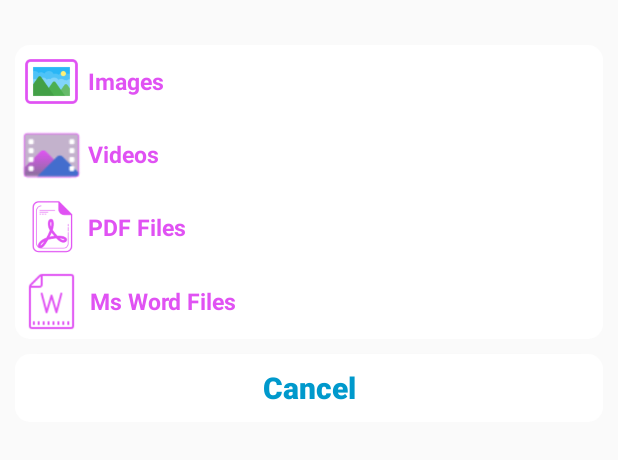
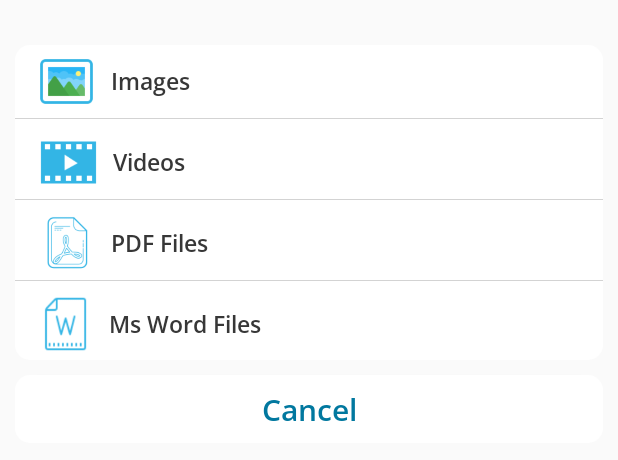
Before and after one commit to AimeneNouri/WeChat-, an Android app: the layout bottom_sheet_layout_chat.xml on its own in the app's theme, with its tools: preview values and no code run, on a phone screen of 412 x 824 dp. Shown: the top 460 px of the screen. Run offline under Robolectric (Android 15) with nearby library versions, the phone set to English and light mode, and no system bars; Roboto replaces fonts that are not available here.

Commit message:
update send media

```diff
--- a/app/src/main/res/layout/bottom_sheet_layout_chat.xml
+++ b/app/src/main/res/layout/bottom_sheet_layout_chat.xml
@@ -7,12 +7,19 @@
     android:layout_marginTop="20dp"
     android:layout_height="wrap_content">
 
+    <RelativeLayout
+        android:id="@+id/LinearChat"
+        android:background="@drawable/deletefor_me"
+        android:layout_width="wrap_content"
+        android:layout_height="wrap_content">
+
         <LinearLayout
-        android:background="@drawable/save"
             android:id="@+id/images"
             android:layout_width="match_parent"
             android:layout_height="wrap_content"
             android:gravity="center"
+            android:layout_marginLeft="10dp"
+            android:layout_marginRight="10dp"
             android:orientation="horizontal">
 
             <ImageView
@@ -20,26 +27,35 @@
                 android:layout_height="42dp"
                 android:layout_margin="3dp"
                 android:padding="5dp"
-            android:background="@drawable/image_icon"/>
+                android:background="@drawable/image_icon_bottom_sheet"/>
 
             <TextView
                 android:layout_width="match_parent"
                 android:layout_height="wrap_content"
                 android:text="Images"
-            android:textColor="@color/colorPrimaryDark"
+                android:textColor="#EA252525"
                 android:textSize="15sp"
-            android:textStyle="bold"
+                android:layout_marginLeft="5dp"
+                android:fontFamily="@font/open_sans_semibold"
                 android:gravity="center_vertical"/>
 
         </LinearLayout>
 
+        <View
+            android:layout_below="@+id/images"
+            android:layout_width="match_parent"
+            android:layout_height="0.45dp"
+            android:background="#D3D3D3"/>
+
         <LinearLayout
-        android:background="@drawable/bottom_sheet_chat_background"
             android:id="@+id/videos"
             android:layout_below="@+id/images"
             android:layout_width="match_parent"
             android:layout_height="wrap_content"
             android:gravity="center"
+            android:layout_marginLeft="11dp"
+            android:layout_marginTop="5dp"
+            android:layout_marginRight="10dp"
             android:orientation="horizontal">
 
             <ImageView
@@ -47,26 +63,35 @@
                 android:layout_height="42dp"
                 android:layout_margin="3dp"
                 android:padding="5dp"
-            android:background="@drawable/videos"/>
+                android:background="@drawable/video_icon_bottom_sheet"/>
 
             <TextView
                 android:layout_width="match_parent"
                 android:layout_height="wrap_content"
                 android:text="Videos"
-            android:textColor="@color/colorPrimaryDark"
+                android:textColor="#EA252525"
+                android:layout_marginLeft="5dp"
                 android:textSize="15sp"
-            android:textStyle="bold"
+                android:fontFamily="@font/open_sans_semibold"
                 android:gravity="center_vertical"/>
 
         </LinearLayout>
 
+        <View
+            android:layout_below="@+id/videos"
+            android:layout_width="match_parent"
+            android:layout_height="0.45dp"
+            android:background="#D3D3D3"/>
+
         <LinearLayout
             android:id="@+id/pdf"
-        android:background="@drawable/bottom_sheet_chat_background"
             android:layout_below="@+id/videos"
             android:layout_width="match_parent"
             android:layout_height="wrap_content"
             android:gravity="center"
+            android:layout_marginLeft="10dp"
+            android:layout_marginRight="10dp"
+            android:layout_marginTop="5dp"
             android:orientation="horizontal">
 
             <ImageView
@@ -74,54 +99,68 @@
                 android:layout_height="42dp"
                 android:layout_margin="3dp"
                 android:padding="5dp"
-            android:background="@drawable/pdf_icon"/>
+                android:background="@drawable/pdf_icon_bottom_sheet"/>
 
             <TextView
                 android:layout_width="match_parent"
                 android:layout_height="wrap_content"
                 android:text="PDF Files"
-            android:textColor="@color/colorPrimaryDark"
+                android:textColor="#EA252525"
+                android:layout_marginLeft="5dp"
                 android:textSize="15sp"
-            android:textStyle="bold"
+                android:fontFamily="@font/open_sans_semibold"
                 android:gravity="center_vertical"/>
 
         </LinearLayout>
+
+        <View
+            android:layout_below="@+id/pdf"
+            android:layout_width="match_parent"
+            android:layout_height="0.45dp"
+            android:background="#D3D3D3"/>
+
         <LinearLayout
             android:id="@+id/word"
             android:layout_below="@+id/pdf"
-        android:background="@drawable/forward"
             android:layout_width="match_parent"
             android:layout_height="wrap_content"
             android:gravity="center"
+            android:layout_marginLeft="11dp"
+            android:layout_marginTop="5dp"
+            android:layout_marginRight="10dp"
             android:orientation="horizontal">
 
             <ImageView
-            android:layout_width="42dp"
-            android:layout_height="42dp"
+                android:layout_width="38dp"
+                android:layout_height="40dp"
                 android:layout_margin="4dp"
                 android:padding="5dp"
-            android:background="@drawable/word_icon"/>
+                android:background="@drawable/word_icon_bottom_sheet"/>
 
             <TextView
                 android:layout_width="match_parent"
                 android:layout_height="wrap_content"
                 android:text="Ms Word Files"
+                android:layout_marginLeft="5dp"
                 android:textSize="15sp"
-            android:textStyle="bold"
-            android:textColor="@color/colorPrimaryDark"
+                android:fontFamily="@font/open_sans_semibold"
+                android:textColor="#EA252525"
                 android:gravity="center_vertical"/>
 
         </LinearLayout>
+
+    </RelativeLayout>
+
 
     <Button
         android:id="@+id/cancel_delete_button"
         android:layout_width="match_parent"
         android:layout_height="45dp"
-        android:layout_below="@+id/word"
+        android:layout_below="@+id/LinearChat"
         android:text="Cancel"
         android:layout_marginTop="10dp"
-        android:textStyle="bold"
-        android:textColor="@android:color/holo_blue_dark"
+        android:fontFamily="@font/open_sans_semibold"
+        android:textColor="#01789F"
         android:textSize="20sp"
         android:textAllCaps="false"
         android:background="@drawable/deletefor_me"
--- a/app/src/main/res/layout/custom_messages_layout.xml
+++ b/app/src/main/res/layout/custom_messages_layout.xml
@@ -306,8 +306,7 @@
                 android:padding="10dp"
                 android:text="PDF File "
                 android:textColor="#434343"
-                android:textSize="17.5sp"
-                android:textStyle="italic" />
+                android:textSize="17.5sp" />
 
         </RelativeLayout>
 
@@ -378,8 +377,7 @@
             android:layout_marginBottom="5dp"
             android:text="12:00"
             android:textColor="@color/white"
-            android:textSize="10sp"
-            android:textStyle="bold" />
+            android:textSize="10sp" />
 
     </RelativeLayout>
 
```
Also changed, not shown: app/src/main/res/layout/chat_botom_sheet.xml (added, +154 -0 lines), app/src/main/res/drawable/image_icon_bottom_sheet.png (added), app/src/main/res/drawable/pdf_icon_bottom_sheet.png (added), app/src/main/res/drawable/video_icon_bottom_sheet.png (added), app/src/main/res/drawable/word_icon_bottom_sheet.png (added). Lines whose indentation alone changed are shown as unchanged.
